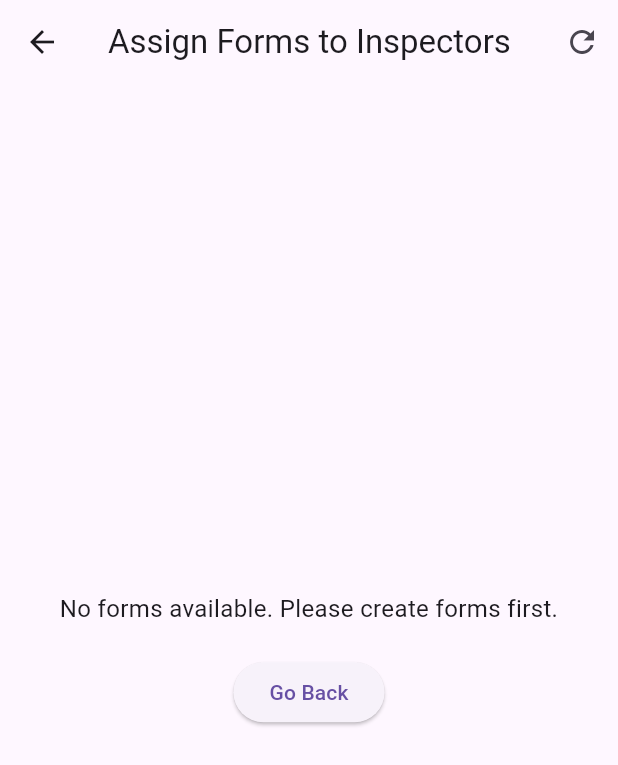
After one commit to hassandaemi/factory-reporting-system, a Flutter app: the FormAssignmentScreen screen opened directly, on a phone screen of 412 x 824 dp. The commit adds this screen. Shown: the top 765 px of the screen. Run offline on Flutter 3.47's test engine with Material 3 defaults, Android fonts, the phone set to English and light mode, and no system bars; our stand-ins replace sqflite_common_ffi; accounts and stored records are empty.

Commit message:
Form Assignmen

```diff
--- /dev/null
+++ b/lib/screens/admin/form_assignment_screen.dart
@@ -0,0 +1,267 @@
+import 'package:flutter/material.dart';
+import 'package:provider/provider.dart';
+import '../../main.dart';
+import '../../models/form.dart' as form_models;
+import '../../models/user.dart';
+
+class FormAssignmentScreen extends StatefulWidget {
+  const FormAssignmentScreen({super.key});
+
+  @override
+  State<FormAssignmentScreen> createState() => _FormAssignmentScreenState();
+}
+
+class _FormAssignmentScreenState extends State<FormAssignmentScreen> {
+  List<form_models.FormModel> _forms = [];
+  List<User> _inspectors = [];
+  form_models.FormModel? _selectedForm;
+  Map<int, Set<int>> _assignments = {}; // Map<formId, Set<inspectorId>>
+  bool _isLoading = true;
+
+  @override
+  void initState() {
+    super.initState();
+    _fetchData();
+  }
+
+  Future<void> _fetchData() async {
+    setState(() {
+      _isLoading = true;
+    });
+
+    try {
+      final dbHelper =
+          Provider.of<AppState>(context, listen: false).databaseHelper;
+
+      // Fetch forms
+      final formMaps = await dbHelper.getForms();
+      final forms =
+          formMaps.map((map) => form_models.FormModel.fromMap(map)).toList();
+
+      // Fetch inspectors
+      final inspectorMaps = await dbHelper.getInspectors();
+      final inspectors = inspectorMaps.map((map) => User.fromMap(map)).toList();
+
+      // Fetch existing assignments
+      final assignmentMaps = await dbHelper.getFormAssignments();
+
+      // Process assignments into a map structure
+      final Map<int, Set<int>> assignments = {};
+      for (final assignment in assignmentMaps) {
+        final formId = assignment['form_id'] as int;
+        final inspectorId = assignment['inspector_user_id'] as int;
+
+        // Add to map
+        if (!assignments.containsKey(formId)) {
+          assignments[formId] = <int>{};
+        }
+        assignments[formId]!.add(inspectorId);
+      }
+
+      setState(() {
+        _forms = forms;
+        _inspectors = inspectors;
+        _assignments = assignments;
+        _selectedForm = forms.isNotEmpty ? forms[0] : null;
+        _isLoading = false;
+      });
+    } catch (e) {
+      setState(() {
+        _isLoading = false;
+      });
+      _showErrorSnackBar('Failed to load data: $e');
+    }
+  }
+
+  void _showErrorSnackBar(String message) {
+    ScaffoldMessenger.of(context).showSnackBar(
+      SnackBar(
+        content: Text(message),
+        backgroundColor: Colors.red,
+      ),
+    );
+  }
+
+  void _showSuccessSnackBar(String message) {
+    ScaffoldMessenger.of(context).showSnackBar(
+      SnackBar(
+        content: Text(message),
+        backgroundColor: Colors.green,
+      ),
+    );
+  }
+
+  Future<void> _toggleAssignment(User inspector, bool isAssigned) async {
+    if (_selectedForm == null ||
+        _selectedForm!.id == null ||
+        inspector.id == null) {
+      return;
+    }
+
+    final formId = _selectedForm!.id!;
+    final inspectorId = inspector.id!;
+
+    try {
+      final dbHelper =
+          Provider.of<AppState>(context, listen: false).databaseHelper;
+
+      if (isAssigned) {
+        // Add assignment
+        await dbHelper.addFormAssignment(formId, inspectorId);
+
+        // Update local state
+        setState(() {
+          _assignments.putIfAbsent(formId, () => <int>{}).add(inspectorId);
+        });
+
+        _showSuccessSnackBar(
+            'Form assigned to inspector ${inspector.username}');
+      } else {
+        // Remove assignment
+        await dbHelper.removeFormAssignment(formId, inspectorId);
+
+        // Update local state
+        setState(() {
+          _assignments[formId]?.remove(inspectorId);
+        });
+
+        _showSuccessSnackBar(
+            'Form unassigned from inspector ${inspector.username}');
+      }
+    } catch (e) {
+      _showErrorSnackBar('Error updating assignment: $e');
+    }
+  }
+
+  @override
+  Widget build(BuildContext context) {
+    return Scaffold(
+      appBar: AppBar(
+        title: const Text('Assign Forms to Inspectors'),
+        actions: [
+          IconButton(
+            icon: const Icon(Icons.refresh),
+            onPressed: _fetchData,
+          ),
+        ],
+      ),
+      body: _isLoading
+          ? const Center(child: CircularProgressIndicator())
+          : _forms.isEmpty || _inspectors.isEmpty
+              ? Center(
+                  child: Column(
+                    mainAxisAlignment: MainAxisAlignment.center,
+                    children: [
+                      Text(
+                        _forms.isEmpty
+                            ? 'No forms available. Please create forms first.'
+                            : 'No inspectors available. Please add inspectors first.',
+                        style: const TextStyle(fontSize: 16),
+                        textAlign: TextAlign.center,
+                      ),
+                      const SizedBox(height: 20),
+                      ElevatedButton(
+                        onPressed: () => Navigator.pop(context),
+                        child: const Text('Go Back'),
+                      ),
+                    ],
+                  ),
+                )
+              : Padding(
+                  padding: const EdgeInsets.all(16.0),
+                  child: Column(
+                    crossAxisAlignment: CrossAxisAlignment.start,
+                    children: [
+                      const Text(
+                        'Select a Form:',
+                        style: TextStyle(
+                          fontSize: 16,
+                          fontWeight: FontWeight.bold,
+                        ),
+                      ),
+                      const SizedBox(height: 8),
+                      DropdownButtonFormField<form_models.FormModel>(
+                        value: _selectedForm,
+                        decoration: const InputDecoration(
+                          border: OutlineInputBorder(),
+                          contentPadding:
+                              EdgeInsets.symmetric(horizontal: 16, vertical: 8),
+                        ),
+                        items: _forms.map((form) {
+                          return DropdownMenuItem<form_models.FormModel>(
+                            value: form,
+                            child: Text(form.name),
+                          );
+                        }).toList(),
+                        onChanged: (form) {
+                          setState(() {
+                            _selectedForm = form;
+                          });
+                        },
+                      ),
+                      const SizedBox(height: 24),
+                      if (_selectedForm != null) ...[
+                        Row(
+                          mainAxisAlignment: MainAxisAlignment.spaceBetween,
+                          children: [
+                            const Text(
+                              'Inspectors:',
+                              style: TextStyle(
+                                fontSize: 16,
+                                fontWeight: FontWeight.bold,
+                              ),
+                            ),
+                            Text(
+                              'Form: ${_selectedForm!.name}',
+                              style:
+                                  const TextStyle(fontStyle: FontStyle.italic),
+                            ),
+                          ],
+                        ),
+                        const SizedBox(height: 8),
+                        const Divider(),
+                        Expanded(
+                          child: ListView.builder(
+                            itemCount: _inspectors.length,
+                            itemBuilder: (context, index) {
+                              final inspector = _inspectors[index];
+                              final isAssigned = _selectedForm?.id != null &&
+                                  inspector.id != null &&
+                                  (_assignments[_selectedForm!.id!]
+                                          ?.contains(inspector.id!) ??
+                                      false);
+
+                              return Card(
+                                margin: const EdgeInsets.only(bottom: 8.0),
+                                child: CheckboxListTile(
+                                  title: Text(inspector.username),
+                                  subtitle:
+                                      Text('Inspector ID: ${inspector.id}'),
+                                  value: isAssigned,
+                                  onChanged: (value) {
+                                    if (value != null) {
+                                      _toggleAssignment(inspector, value);
+                                    }
+                                  },
+                                  secondary: CircleAvatar(
+                                    backgroundColor: Colors.blue,
+                                    child: Text(
+                                      inspector.username
+                                          .substring(0, 1)
+                                          .toUpperCase(),
+                                      style:
+                                          const TextStyle(color: Colors.white),
+                                    ),
+                                  ),
+                                ),
+                              );
+                            },
+                          ),
+                        ),
+                      ],
+                    ],
+                  ),
+                ),
+    );
+  }
+}
```
Also changed, not shown: lib/screens/admin/admin_home_screen.dart (+13 -2 lines), lib/services/database_helper.dart (+29 -0 lines).
